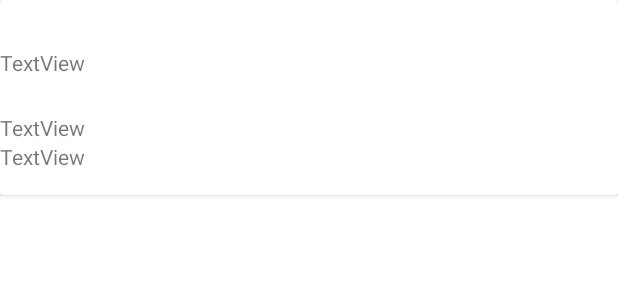
After one commit to judi-ie19/retrofit, an Android app: the layout comment_list_item.xml on its own in the app's theme, with its tools: preview values and no code run, on a phone screen of 412 x 824 dp. The commit adds this screen. Shown: the top 300 px of the screen. Run offline under Robolectric (Android 15) with nearby library versions, the phone set to English and light mode, and no system bars.

Commit message:
first commit

```diff
--- a/app/src/main/AndroidManifest.xml
+++ b/app/src/main/AndroidManifest.xml
@@ -2,7 +2,8 @@
 <manifest xmlns:android="http://schemas.android.com/apk/res/android"
     xmlns:tools="http://schemas.android.com/tools"
     package="com.example.mypostactivity">
-    <uses-permission android:name="android.permission.INTERNET"/>
+
+    <uses-permission android:name="android.permission.INTERNET" />
 
     <application
         android:allowBackup="true"
@@ -15,6 +16,9 @@
         android:theme="@style/Theme.MyPostActivity"
         tools:targetApi="31">
         <activity
+            android:name=".commentActivity"
+            android:exported="false" />
+        <activity
             android:name=".MainActivity"
             android:exported="true">
             <intent-filter>
--- a/app/src/main/java/com/example/mypostactivity/Post.kt
+++ b/app/src/main/java/com/example/mypostactivity/Post.kt
@@ -12,7 +12,7 @@ data class Comment(
     var postid:Int,
     var id:Int,
     var name: String,
-    var email:String,
+    var title: String,
     var body: String
 
 
--- /dev/null
+++ b/app/src/main/res/layout/comment_list_item.xml
@@ -0,0 +1,45 @@
+<?xml version="1.0" encoding="utf-8"?>
+<androidx.cardview.widget.CardView xmlns:android="http://schemas.android.com/apk/res/android"
+    xmlns:app="http://schemas.android.com/apk/res-auto"
+    xmlns:tools="http://schemas.android.com/tools"
+    android:id="@+id/cvcomments"
+    android:layout_width="match_parent"
+    android:layout_height="wrap_content">
+
+    <androidx.constraintlayout.widget.ConstraintLayout
+        android:id="@+id/clDisplay"
+        android:layout_width="match_parent"
+        android:layout_height="match_parent">
+
+        <TextView
+            android:id="@+id/tvid"
+            android:layout_width="0dp"
+            android:layout_height="wrap_content"
+            android:layout_marginTop="32dp"
+            android:text="TextView"
+            app:layout_constraintEnd_toEndOf="parent"
+            app:layout_constraintStart_toStartOf="parent"
+            app:layout_constraintTop_toTopOf="parent" />
+
+        <TextView
+            android:id="@+id/tvTitle"
+            android:layout_width="0dp"
+            android:layout_height="wrap_content"
+            android:layout_marginTop="24dp"
+            android:text="TextView"
+            app:layout_constraintEnd_toEndOf="parent"
+            app:layout_constraintStart_toStartOf="parent"
+            app:layout_constraintTop_toBottomOf="@+id/tvid" />
+
+        <TextView
+            android:id="@+id/tvBody"
+            android:layout_width="0dp"
+            android:layout_height="wrap_content"
+            android:layout_marginBottom="16dp"
+            android:text="TextView"
+            app:layout_constraintBottom_toBottomOf="parent"
+            app:layout_constraintEnd_toEndOf="parent"
+            app:layout_constraintStart_toStartOf="parent"
+            app:layout_constraintTop_toBottomOf="@+id/tvTitle" />
+    </androidx.constraintlayout.widget.ConstraintLayout>
+</androidx.cardview.widget.CardView>
--- a/app/src/main/res/layout/retrofit_post_item.xml
+++ b/app/src/main/res/layout/retrofit_post_item.xml
@@ -1,7 +1,6 @@
 <?xml version="1.0" encoding="utf-8"?>
 <androidx.cardview.widget.CardView xmlns:android="http://schemas.android.com/apk/res/android"
     xmlns:app="http://schemas.android.com/apk/res-auto"
-    xmlns:tools="http://schemas.android.com/tools"
     android:id="@+id/CvPost"
     android:layout_width="match_parent"
     android:layout_height="wrap_content"
@@ -21,7 +20,7 @@
             android:layout_width="0dp"
             android:layout_height="wrap_content"
             android:layout_marginTop="8dp"
-            android:text="1"
+            android:text="2"
             app:layout_constraintEnd_toEndOf="parent"
             app:layout_constraintStart_toStartOf="parent"
             app:layout_constraintTop_toTopOf="parent" />
@@ -52,6 +51,7 @@
             android:layout_marginTop="8dp"
             android:text="Growing up in a community where insecurity is prevalent, it was always interesting to see how innovations like smart home security systems safeguard and protect people's homes."
             app:layout_constraintEnd_toEndOf="parent"
+            app:layout_constraintHorizontal_bias="0.0"
             app:layout_constraintStart_toStartOf="parent"
             app:layout_constraintTop_toBottomOf="@+id/tvtitle" />
     </androidx.constraintlayout.widget.ConstraintLayout>
```
Also changed, not shown: app/build.gradle (+4 -3 lines), app/src/main/java/com/example/mypostactivity/ApiInterface.kt (+6 -2 lines), app/src/main/java/com/example/mypostactivity/CommentAdapter.kt (added, +38 -0 lines), app/src/main/java/com/example/mypostactivity/MainActivity.kt (+5 -5 lines), app/src/main/java/com/example/mypostactivity/PostRvAdapter.kt (+13 -7 lines), app/src/main/java/com/example/mypostactivity/commentActivity.kt (added, +76 -0 lines), app/src/main/res/layout/activity_comment.xml (added, +36 -0 lines).
